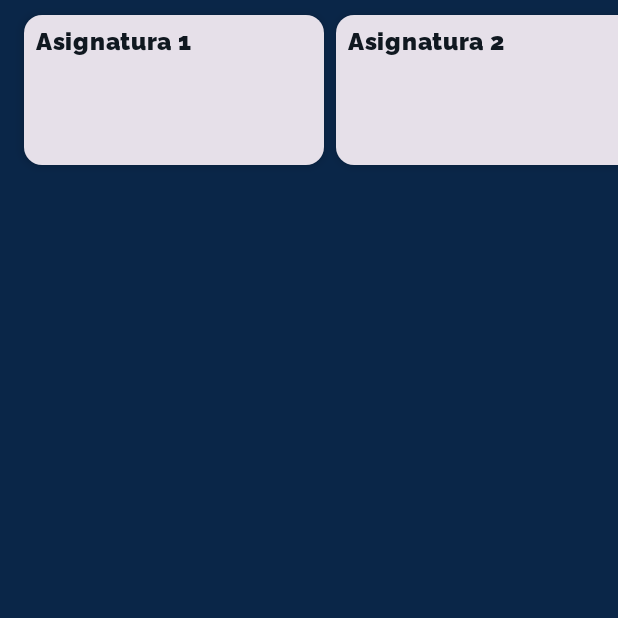
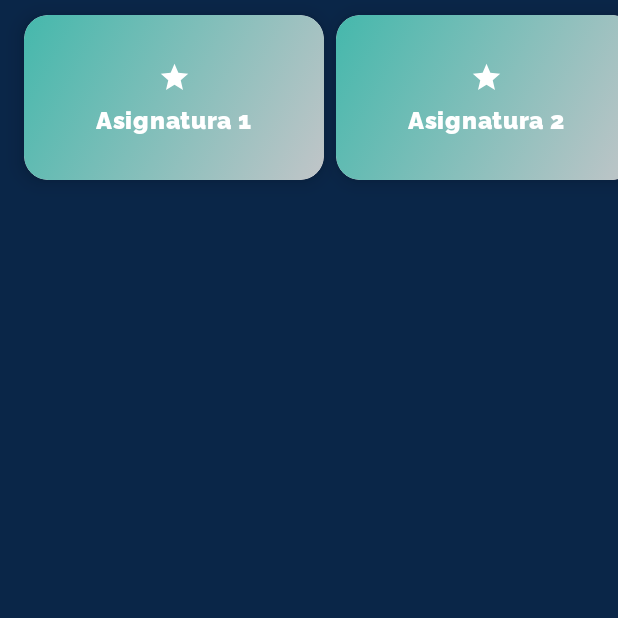
Before and after one commit to FlEtsv/ReproductorPodcast, an Android app built with Jetpack Compose: the composable PodcastsAsignaturas called with sample values from the repository, on a phone screen of 412 x 824 dp, the top half of it. Run offline under Robolectric (Android 15) with nearby library versions, the phone set to English and light mode, and no system bars.

Commit message:
mejora diseño

```diff
--- a/app/src/main/java/com/android/navegacion/ui/components/BodyComponents.kt
+++ b/app/src/main/java/com/android/navegacion/ui/components/BodyComponents.kt
@@ -1,18 +1,25 @@
 package com.android.navegacion.components
 
+import androidx.compose.foundation.background
 import androidx.compose.foundation.clickable
 import androidx.compose.foundation.layout.Arrangement
+import androidx.compose.foundation.layout.Box
 import androidx.compose.foundation.layout.Column
 import androidx.compose.foundation.layout.PaddingValues
 import androidx.compose.foundation.layout.Row
 import androidx.compose.foundation.layout.Spacer
+import androidx.compose.foundation.layout.fillMaxSize
 import androidx.compose.foundation.layout.fillMaxWidth
 import androidx.compose.foundation.layout.height
 import androidx.compose.foundation.layout.padding
+import androidx.compose.foundation.layout.size
 import androidx.compose.foundation.layout.width
 import androidx.compose.foundation.layout.wrapContentWidth
 import androidx.compose.foundation.lazy.LazyRow
 import androidx.compose.foundation.lazy.items
+import androidx.compose.foundation.shape.RoundedCornerShape
+import androidx.compose.material.icons.Icons
+import androidx.compose.material.icons.filled.Star
 import androidx.compose.material3.Button
 import androidx.compose.material3.ButtonDefaults
 import androidx.compose.material3.Card
@@ -25,7 +32,11 @@ import androidx.compose.runtime.Composable
 import androidx.compose.runtime.MutableState
 import androidx.compose.ui.Alignment
 import androidx.compose.ui.Modifier
+import androidx.compose.ui.draw.shadow
+import androidx.compose.ui.geometry.Offset
+import androidx.compose.ui.graphics.Brush
 import androidx.compose.ui.graphics.Color
+import androidx.compose.ui.graphics.Shadow
 import androidx.compose.ui.graphics.vector.ImageVector
 import androidx.compose.ui.res.vectorResource
 import androidx.compose.ui.text.TextStyle
@@ -70,7 +81,7 @@ fun PodcastsAsignaturas(podcasts: List<Asignatura>, navController: NavController
     ) {
         items(podcasts) { podcast ->
             var idCard : String = podcast.asignaturaId.id.toString()
-            PodcastTopicCard(topic = podcast.nombreAsignatura, { navController.navigate("Detail/${idCard}") })
+            PodcastTopicCard(titulo = podcast.nombreAsignatura, { navController.navigate("Detail/${idCard}") })
         }
     }
 }
@@ -86,7 +97,7 @@ fun PodcastsTemas(podcasts: List<Tema>, navController: NavController) {
     ) {
         items(podcasts) { podcast ->
             var idCard : String = podcast.temaId.id.toString()
-            PodcastTopicCard(topic = podcast.nombreTema, { navController.navigate("Detail/${idCard}") })
+            PodcastTopicCard(titulo = podcast.nombreTema, { navController.navigate("Detail/${idCard}") })
         }
     }
 }
@@ -98,22 +109,50 @@ fun PodcastsTemas(podcasts: List<Tema>, navController: NavController) {
  * @param topic Tema del podcast a mostrar.
  */
 @Composable
-fun PodcastTopicCard(topic: String, onClick: () -> Unit) {
+fun PodcastTopicCard(titulo : String, onClick: () -> Unit) {
     Card(
         modifier = Modifier
             .width(200.dp)
-            .height(100.dp)
-            .clickable(onClick = onClick ), // Agregando la funcionalidad clickable aquí
+            .height(120.dp)
+            .clickable(onClick = onClick)
+            .shadow(8.dp, shape = RoundedCornerShape(16.dp)), // Sombra más pronunciada y bordes redondeados
+        shape = RoundedCornerShape(16.dp),
         elevation = CardDefaults.cardElevation(
-            defaultElevation = 4.dp
+            defaultElevation = 8.dp
         )
     ) {
-        Column(
-            modifier = Modifier.padding(8.dp),
-            verticalArrangement = Arrangement.Center,
-            horizontalAlignment = Alignment.CenterHorizontally
+        Box(
+            modifier = Modifier
+                .fillMaxSize()
+                .background(
+                    Brush.linearGradient(
+                        colors = listOf(
+                            MaterialTheme.colorScheme.primary,
+                            MaterialTheme.colorScheme.onPrimary
+                        )
+                    )
+                )
         ) {
-            Text(text = topic, style = MaterialTheme.typography.bodyLarge)
+            Column(
+                modifier = Modifier
+                    .fillMaxSize()
+                    .padding(8.dp),
+                verticalArrangement = Arrangement.Center,
+                horizontalAlignment = Alignment.CenterHorizontally
+            ) {
+                Icon(
+                    imageVector = Icons.Default.Star,
+                    contentDescription = "Decorative Icon",
+                    modifier = Modifier.size(22.dp),
+                    tint = Color.White
+                )
+                Spacer(modifier = Modifier.height(8.dp))
+                Text(
+                    text = titulo,
+                    style = MaterialTheme.typography.bodyLarge.copy(color = Color.White),
+                    modifier = Modifier.padding(horizontal = 16.dp)
+                )
+            }
         }
     }
 }
@@ -197,20 +236,28 @@ fun TituloMediano(texto: String) {
  */
 @Composable
 fun TituloMedianoCentralLeft(texto: String) {
-    Row( modifier = Modifier.fillMaxWidth().padding(16.dp)) {
+    Row(
+        modifier = Modifier
+            .fillMaxWidth()
+            .padding(16.dp),
+        horizontalArrangement = Arrangement.Start // Alinea el contenido al inicio
+    ) {
         Text(
             text = texto,
             style = TextStyle(
-                color = Color.White, // Color del texto
-                fontSize = 20.sp, // Tamaño del texto
-                fontWeight = FontWeight.Bold, // Grosor de la fuente
-                letterSpacing = 2.sp, // Espaciado entre letras
-                lineHeight = 28.sp, // Altura de línea del texto
-                background = Color.Transparent // Asegura que no hay fondo
-
-
+                color = Color.White,
+                fontSize = 24.sp,
+                fontWeight = FontWeight.Bold,
+                letterSpacing = 2.sp,
+                lineHeight = 30.sp,
+                shadow = Shadow(
+                    color = Color.Gray,
+                    offset = Offset(2f, 2f),
+                    blurRadius = 4f
+                )
             ).merge(MaterialTheme.typography.bodyMedium) // Combina con los estilos predeterminados de MaterialTheme
-        )}
+        )
+    }
 }
 
 @Composable
```
Also changed, not shown: app/src/main/java/com/android/navegacion/ui/views/HomeView.kt (+4 -5 lines).
